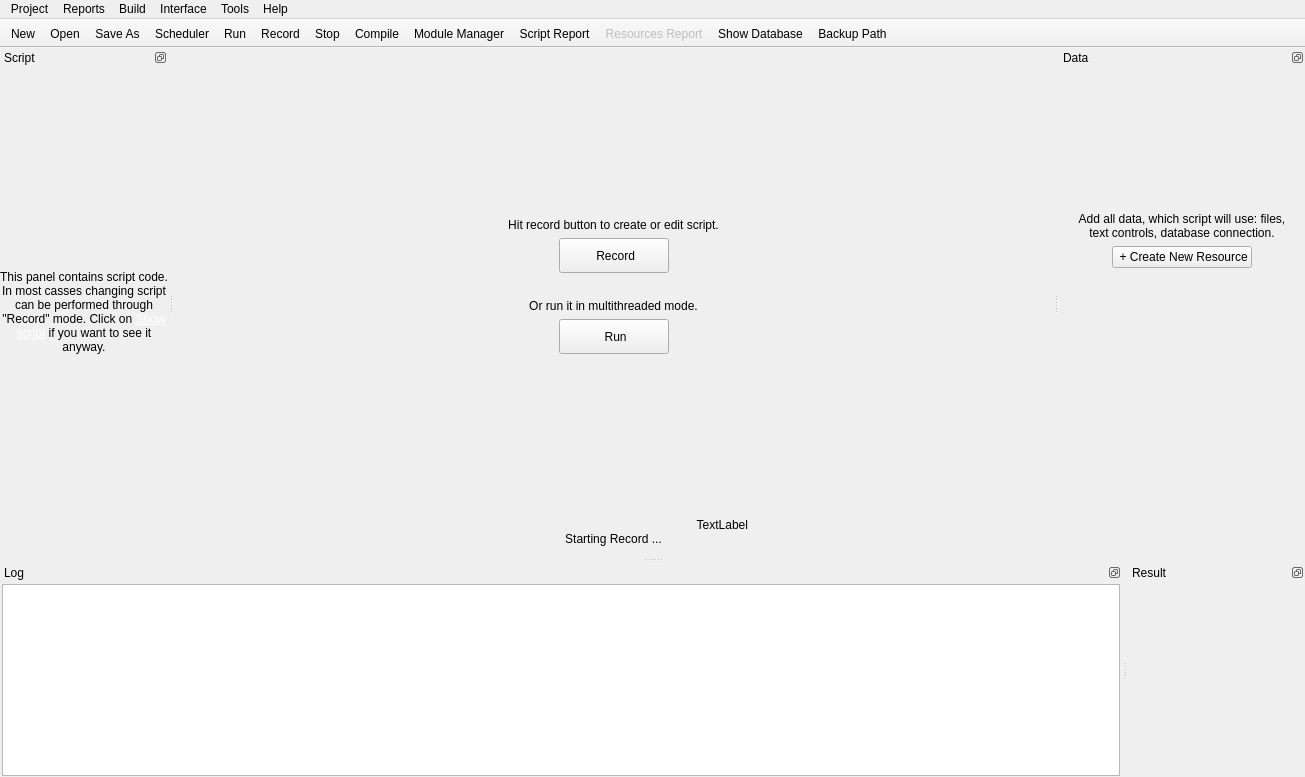
nguyendkn/BrowserAutomationStudio, file Solution/Studio/mainwindow.ui: the form before one commit.
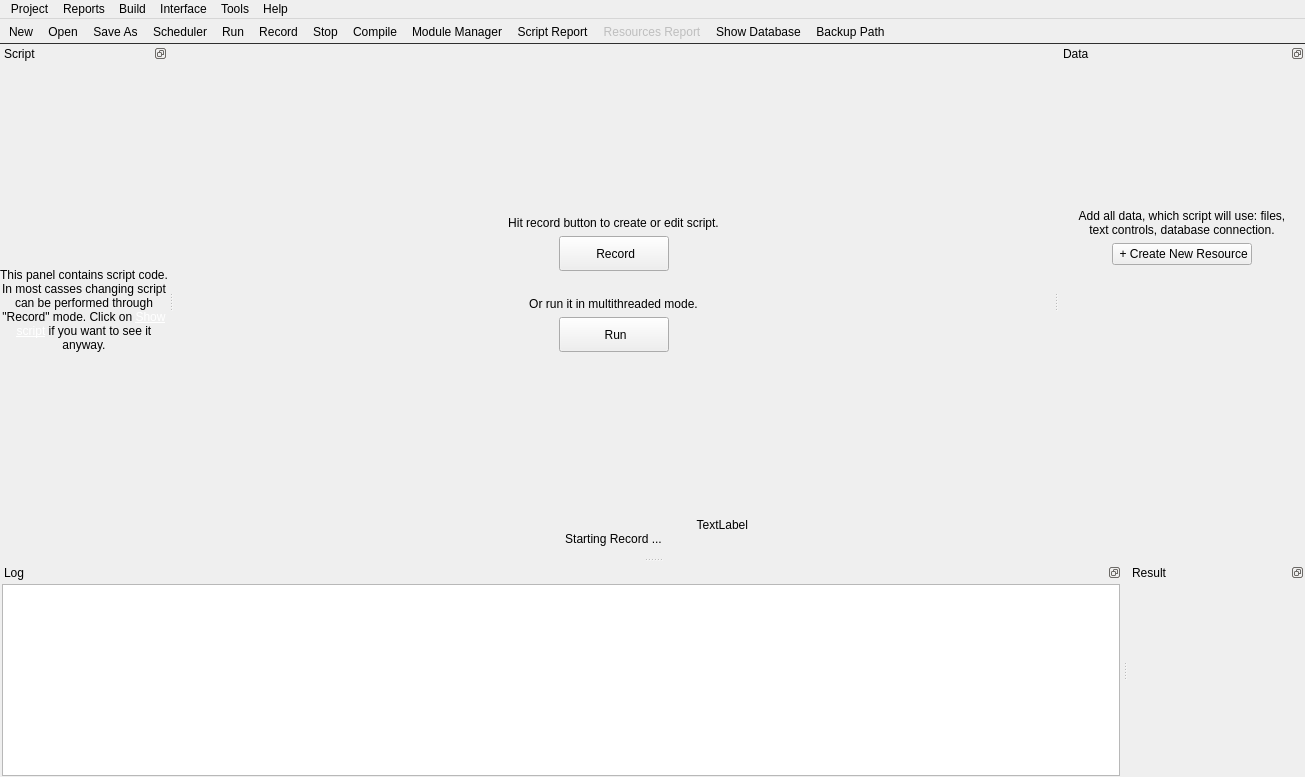
The form after the commit. Icons and pictures are not drawn. Custom widgets are drawn as their Qt base class.

The edit to the form file:
```diff
--- a/Solution/Studio/mainwindow.ui
+++ b/Solution/Studio/mainwindow.ui
@@ -520,19 +520,22 @@
    <property name="maximumSize">
     <size>
      <width>16777215</width>
-     <height>30</height>
+     <height>16777215</height>
     </size>
    </property>
    <property name="windowTitle">
     <string>toolBar</string>
    </property>
+   <property name="styleSheet">
+    <string notr="true">QToolBar{border-bottom:1px solid #2f2f2f;}</string>
+   </property>
    <property name="movable">
     <bool>false</bool>
    </property>
    <property name="iconSize">
     <size>
-     <width>32</width>
-     <height>32</height>
+     <width>18</width>
+     <height>18</height>
     </size>
    </property>
    <property name="toolButtonStyle">
```
Left out of the diff: 8 changed lines with no effect on the pictures.
